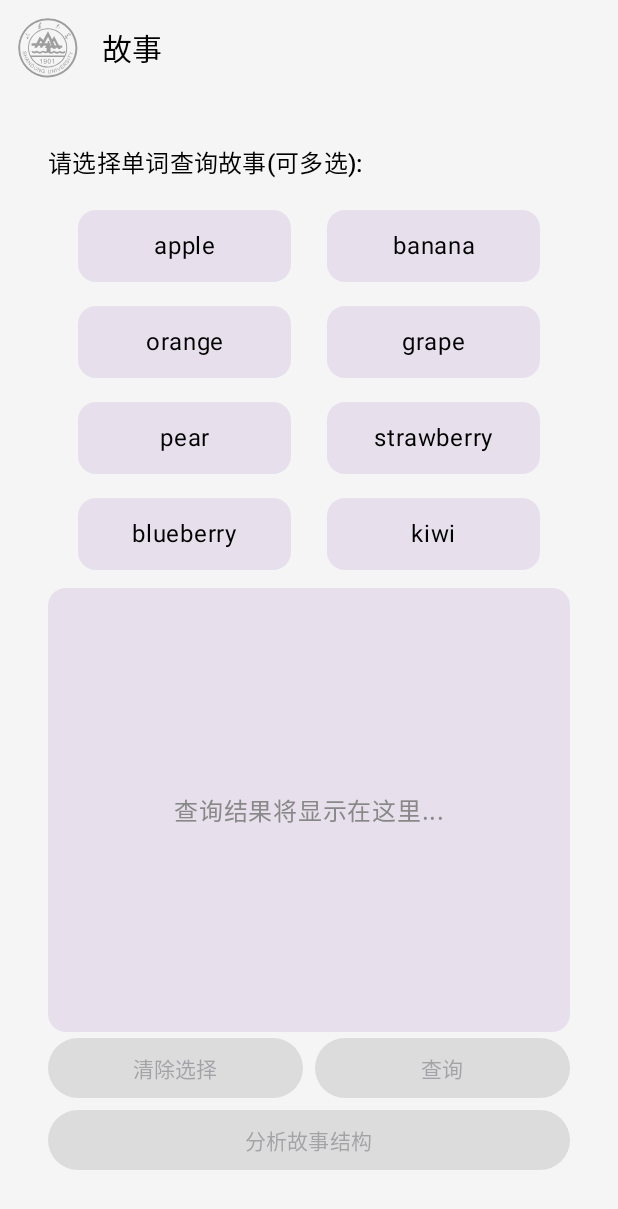
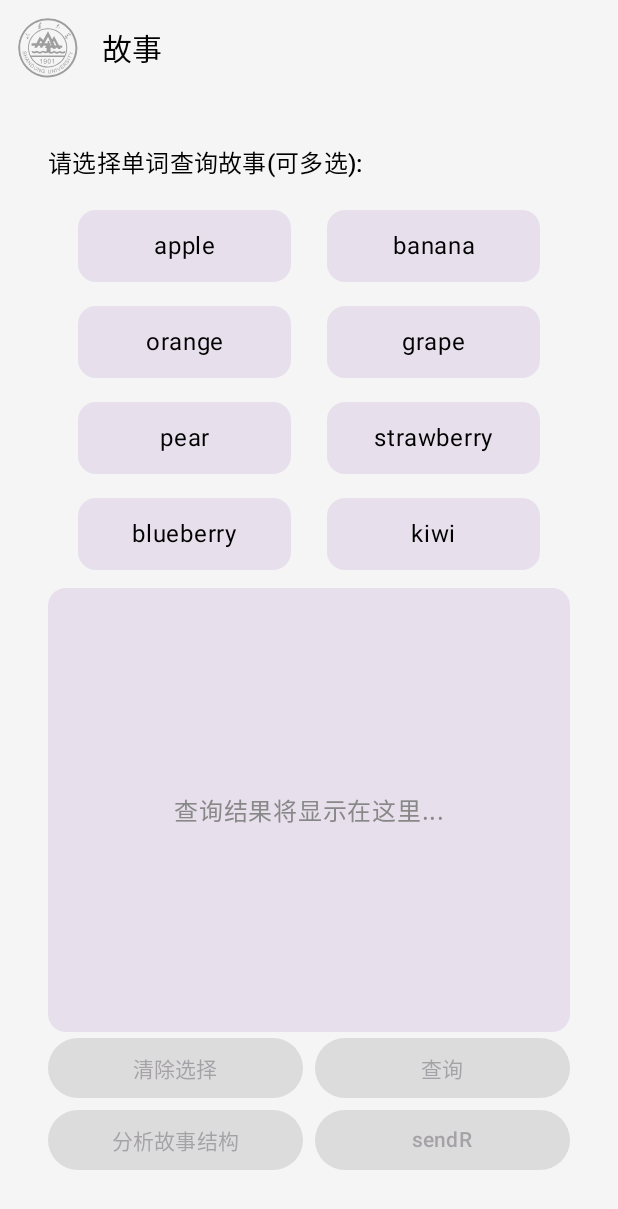
Before and after one commit to xxtd223/word-learning-software, an Android app built with Jetpack Compose: the StoryScreen screen opened through its navigation route, on a phone screen of 412 x 824 dp. Shown: the top 1209 px of the screen. Run offline under Robolectric (Android 15) with nearby library versions, the phone set to English and light mode, and no system bars; our stand-ins replace Dagger/Hilt's generated code, accompanist, constraintlayout-compose; libraries missing offline, so code that uses them is left out: okhttp3.sse.

Commit message:
api完成

```diff
--- a/Landing-master/app/src/main/java/com/peter/landing/domain/DeepSeekService.kt
+++ b/Landing-master/app/src/main/java/com/peter/landing/domain/DeepSeekService.kt
@@ -64,6 +64,7 @@ class DeepSeekService(
                 data: String
             ) {
                 val trimmedData = data.trim()
+                Log.d("DeepSeekDebug", "收到完整数据: $trimmedData")
 
                 if (trimmedData == "[DONE]") {
                     // 请求结束时打印最终结果
--- a/Landing-master/app/src/main/java/com/peter/landing/domain/PromptData.kt
+++ b/Landing-master/app/src/main/java/com/peter/landing/domain/PromptData.kt
@@ -5,5 +5,5 @@ import kotlinx.serialization.Serializable
 @Serializable
 data class PromptData(
     val positive: String,
-    val negative: String = "lowers, bad anatomy, bad hands, text,error, missing fngers,extra digt ,fewer digits,cropped, wort quality ,low quality,normal quality, jpeg artifacts,signature,watermark, username, blurry, bad feet"
+    val negative: String
 )
--- a/Landing-master/app/src/main/java/com/peter/landing/ui/screen/ds/DeepSeekChatScreen.kt
+++ b/Landing-master/app/src/main/java/com/peter/landing/ui/screen/ds/DeepSeekChatScreen.kt
@@ -59,7 +59,8 @@ fun DeepSeekChatScreen(
     // 定义10个单词
     val words = listOf(
         "apple", "banana", "orange", "grape", "pear",
-        "strawberry", "blueberry", "kiwi", "mango", "pineapple"
+        "strawberry", "blueberry", "kiwi", "mango", "pineapple",
+        "guitar","band","stage"
     )
 
     // 使用Set来记录选中的单词，支持多选
@@ -188,10 +189,19 @@ fun DeepSeekChatScreen(
                     val combinedPrompt = "$description\n\n$mess"
                     viewModel.sendSilentPrompt(combinedPrompt)
                 },
-                modifier = Modifier.fillMaxWidth(),
+                modifier = Modifier.weight(1f).padding(end = 4.dp),
                 enabled = (!viewModel.uiState.isLoading) && (mess.isNotEmpty()) && (!viewModel.hiddenUiState.isLoading)
             ) {
                 Text("分析故事结构")
+            }
+            Button(
+                onClick = {
+                    viewModel.sendR()
+                },
+                modifier = Modifier.weight(1f).padding(start = 4.dp),
+                enabled = viewModel.sendFlag
+            ) {
+                Text("sendR")
             }
         }
         Spacer(modifier = Modifier.height(8.dp))
```
Also changed, not shown: Landing-master/app/src/main/java/com/peter/landing/domain/postMessageService.kt (+7 -3 lines), Landing-master/app/src/main/java/com/peter/landing/ui/viewModel/DeepSeekViewModel.kt (+18 -7 lines).
